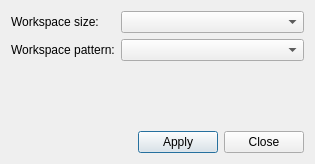
This is settingsdlg.ui in m-garanin/zgui-qt as Qt 5 draws it before an edit. The edited form follows.
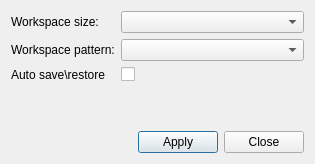
This is the edited form.

Commit message: save\restore state

```diff
--- a/settingsdlg.ui
+++ b/settingsdlg.ui
@@ -80,6 +80,16 @@
      <item row="1" column="1">
       <widget class="QComboBox" name="workspacePatternComboBox"/>
      </item>
+     <item row="2" column="0">
+      <widget class="QLabel" name="autoSaveRestoreLabel">
+       <property name="text">
+        <string>Auto save\restore</string>
+       </property>
+      </widget>
+     </item>
+     <item row="2" column="1">
+      <widget class="QCheckBox" name="chkAutoSaveRestore"/>
+     </item>
     </layout>
    </item>
   </layout>
```
The commit also changes 20 other files.
